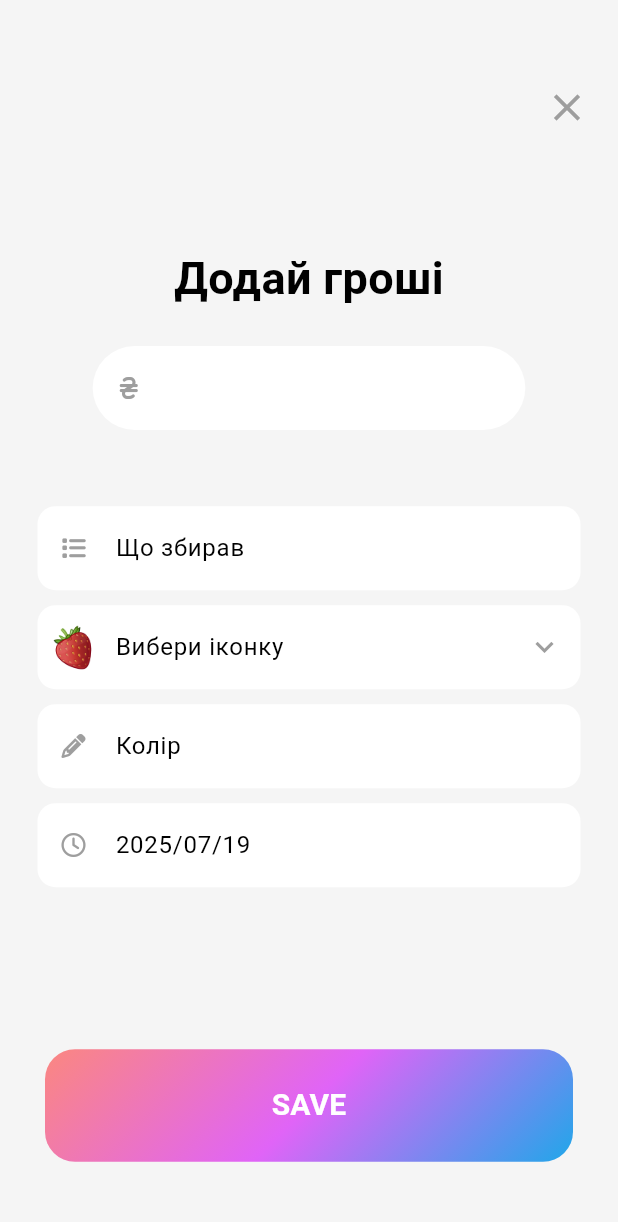
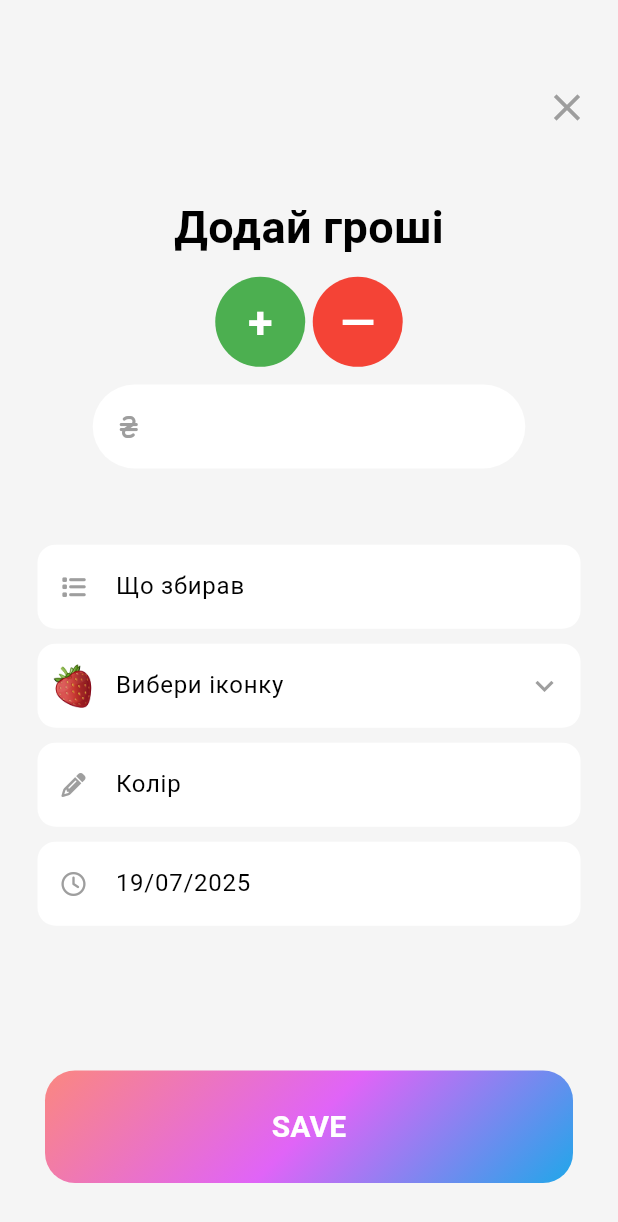
Before and after one commit to Vlad200815/Lybianka, a Flutter app: the AddMoneyScreen screen opened by its route, on a phone screen of 412 x 824 dp. Shown: the top 1222 px of the screen. Run offline on Flutter 3.47's test engine with Material 3 defaults, Android fonts, the phone set to English and light mode, and no system bars; our stand-ins replace fl_chart, flutter_colorpicker, font_awesome_flutter, shared_preferences; missing offline and left inert: flutter_flip_card; accounts and stored records are empty.

```diff
--- a/lib/features/add_money/view/add_money_screen.dart
+++ b/lib/features/add_money/view/add_money_screen.dart
@@ -4,7 +4,6 @@ import 'package:flutter_colorpicker/flutter_colorpicker.dart';
 import 'package:font_awesome_flutter/font_awesome_flutter.dart';
 import 'package:intl/intl.dart';
 import 'package:lybianka/features/add_money/widgets/widgets.dart';
-
 import '../../widgets/widgets.dart';
 
 class AddMoneyScreen extends StatefulWidget {
@@ -25,6 +24,9 @@ class _AddMoneyScreenState extends State<AddMoneyScreen> {
 
   Color pickerColor = Color.fromARGB(255, 255, 255, 255);
   Color currentColor = Color(0xff443a49);
+  bool isProfit = false;
+  bool isExpanse = false;
+  // Color colors = Color(4292352281);
 
   List<String> berries = [
     "assets/berries/strabbery.png",
@@ -50,7 +52,7 @@ class _AddMoneyScreenState extends State<AddMoneyScreen> {
   @override
   void initState() {
     super.initState();
-    String formttedDate = DateFormat('yyyy/MM/dd').format(now);
+    String formttedDate = DateFormat('dd/MM/yyyy').format(now);
     _dateFieldController.text = formttedDate;
   }
 
@@ -113,7 +115,8 @@ class _AddMoneyScreenState extends State<AddMoneyScreen> {
                           .substring(
                             berries[selectedBerry].lastIndexOf('/') + 1,
                             berries[selectedBerry].lastIndexOf('.'),
-                          );
+                          )
+                          .replaceAll("_", " ");
                     });
                     Navigator.pop(context);
                   },
@@ -167,7 +170,7 @@ class _AddMoneyScreenState extends State<AddMoneyScreen> {
                   ),
                 ),
               ),
-              SizedBox(height: MediaQuery.of(context).size.height / 12),
+              SizedBox(height: MediaQuery.of(context).size.height / 24),
               Text(
                 "Додай гроші",
                 style: TextStyle(
@@ -176,7 +179,72 @@ class _AddMoneyScreenState extends State<AddMoneyScreen> {
                   fontWeight: FontWeight.bold,
                 ),
               ),
-              SizedBox(height: MediaQuery.of(context).size.height / 35),
+              SizedBox(height: MediaQuery.of(context).size.height / 70),
+              Row(
+                mainAxisAlignment: MainAxisAlignment.center,
+                children: [
+                  Container(
+                    height: 60,
+                    width: 60,
+                    decoration: BoxDecoration(
+                      borderRadius: BorderRadius.circular(30),
+                      color: Colors.green,
+                      border: isProfit
+                          ? Border.all(color: Colors.black, width: 2)
+                          : Border(),
+                    ),
+                    child: GestureDetector(
+                      onTap: () {
+                        setState(() {
+                          isProfit = true;
+                          isExpanse = false;
+                        });
+                      },
+                      child: Center(
+                        child: Text(
+                          "+",
+                          style: TextStyle(
+                            color: Colors.white,
+                            fontSize: 30,
+                            fontWeight: FontWeight.w600,
+                          ),
+                        ),
+                      ),
+                    ),
+                  ),
+                  const SizedBox(width: 5),
+                  Container(
+                    height: 60,
+                    width: 60,
+                    decoration: BoxDecoration(
+                      borderRadius: BorderRadius.circular(30),
+                      color: Colors.red,
+                      border: isExpanse
+                          ? Border.all(color: Colors.black, width: 2)
+                          : Border(),
+                    ),
+                    child: GestureDetector(
+                      onTap: () {
+                        setState(() {
+                          isProfit = false;
+                          isExpanse = true;
+                        });
+                      },
+                      child: Center(
+                        child: Text(
+                          "—",
+                          style: TextStyle(
+                            color: Colors.white,
+                            fontSize: 30,
+                            fontWeight: FontWeight.w600,
+                          ),
+                        ),
+                      ),
+                    ),
+                  ),
+                ],
+              ),
+              SizedBox(height: MediaQuery.of(context).size.height / 70),
               MoneyTextField(moneyFieldController: _moneyFieldController),
               SizedBox(height: MediaQuery.of(context).size.width / 9),
               MyTextField(
@@ -234,6 +302,9 @@ class _AddMoneyScreenState extends State<AddMoneyScreen> {
                                 ElevatedButton(
                                   child: const Text('Got it'),
                                   onPressed: () {
+                                    debugPrint(
+                                      "--------------------${pickerColor.value}-------------------------",
+                                    );
                                     setState(() => currentColor = pickerColor);
                                     Navigator.of(context).pop();
                                   },
@@ -265,7 +336,7 @@ class _AddMoneyScreenState extends State<AddMoneyScreen> {
                   color: Colors.grey,
                 ),
               ),
-              SizedBox(height: MediaQuery.of(context).size.height / 8),
+              SizedBox(height: MediaQuery.of(context).size.height / 9),
               GradientButton(onPressed: () => Navigator.pop(context)),
             ],
           ),
--- a/lib/features/settings/view/settings_screen.dart
+++ b/lib/features/settings/view/settings_screen.dart
@@ -100,7 +100,7 @@ class _SettingsScreenState extends State<SettingsScreen> {
                             ),
                           ),
                           Text(
-                            "@svg110308",
+                            "svg110308@gmail.com",
                             style: TextStyle(
                               color: theme.colorScheme.outline,
                               fontSize: 15,
--- /dev/null
+++ b/lib/repositories/category_repository/category_repository_export.dart
@@ -0,0 +1,3 @@
+export 'category_repository.dart';
+export 'category_repository_interface.dart';
+export "model/model.dart";
--- /dev/null
+++ b/lib/router/router.dart
@@ -0,0 +1,19 @@
+import 'package:flutter/material.dart';
+import '../features/add_money/add_money.dart';
+import '../features/advise/advise.dart';
+import '../features/history/history.dart';
+import '../features/set_aim/set_aim.dart';
+import '../features/settings/settings.dart';
+import '../features/widgets/widgets.dart';
+
+String? initialRoute = "/";
+
+Map<String, Widget Function(BuildContext)> routes = {
+  "/": (context) => const MyBottomBar(),
+  "/history": (context) => const HistoryScreen(),
+  "/add_money": (context) => AddMoneyScreen(),
+  "/settings": (context) => const SettingsScreen(),
+  "/settings/edit_profile": (context) => const EditProfileScreen(),
+  "/advise": (context) => const AdviseScreen(),
+  "/set_aim": (context) => const SetAimScreen(),
+};
```
Also changed, not shown: lib/main.dart (+3 -16 lines), lib/repositories/category_repository/category_repository.dart (added, +83 -0 lines), lib/repositories/category_repository/category_repository_interface.dart (added, +11 -0 lines), lib/repositories/category_repository/model/category_model.dart (added, +31 -0 lines), pubspec.yaml (+7 -2 lines), lib/repositories/category_repository/model/model.dart (added), pubspec.lock, 1 other file.
